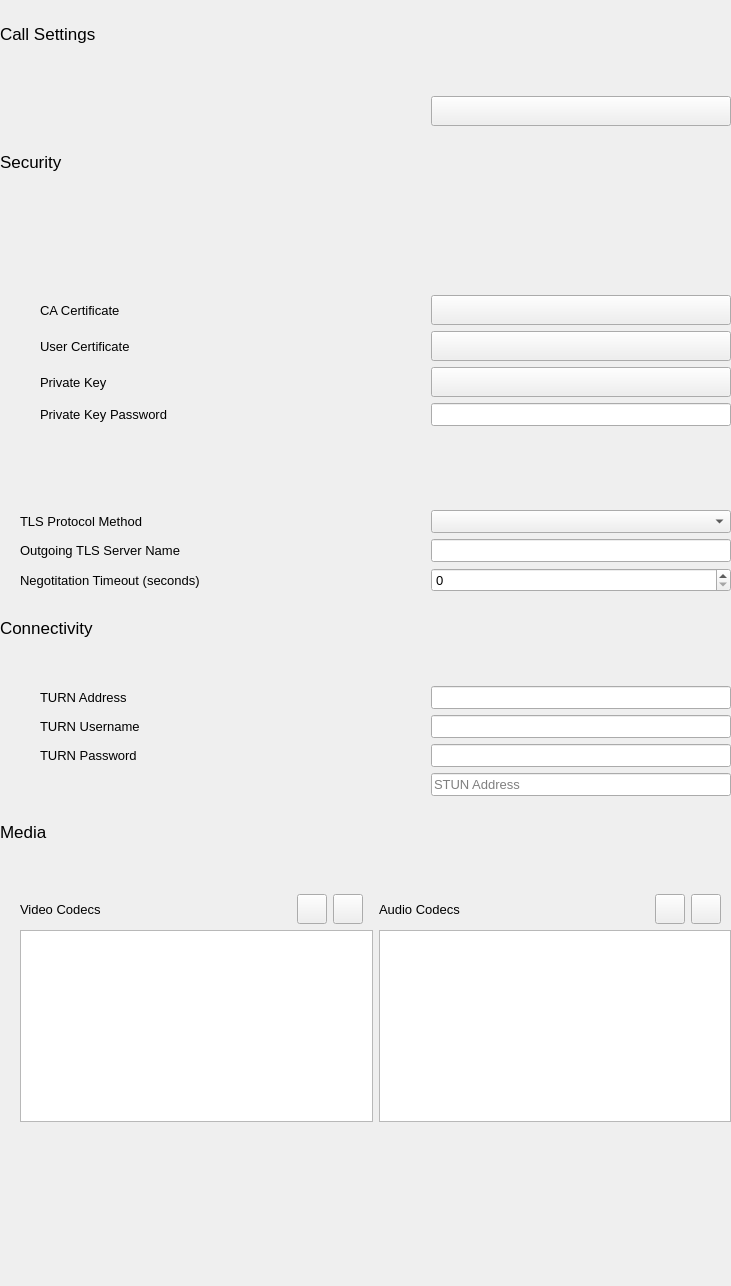
Old version of the form advancedsipsettingwidget.ui in the repository savoirfairelinux/jami-client-windows.
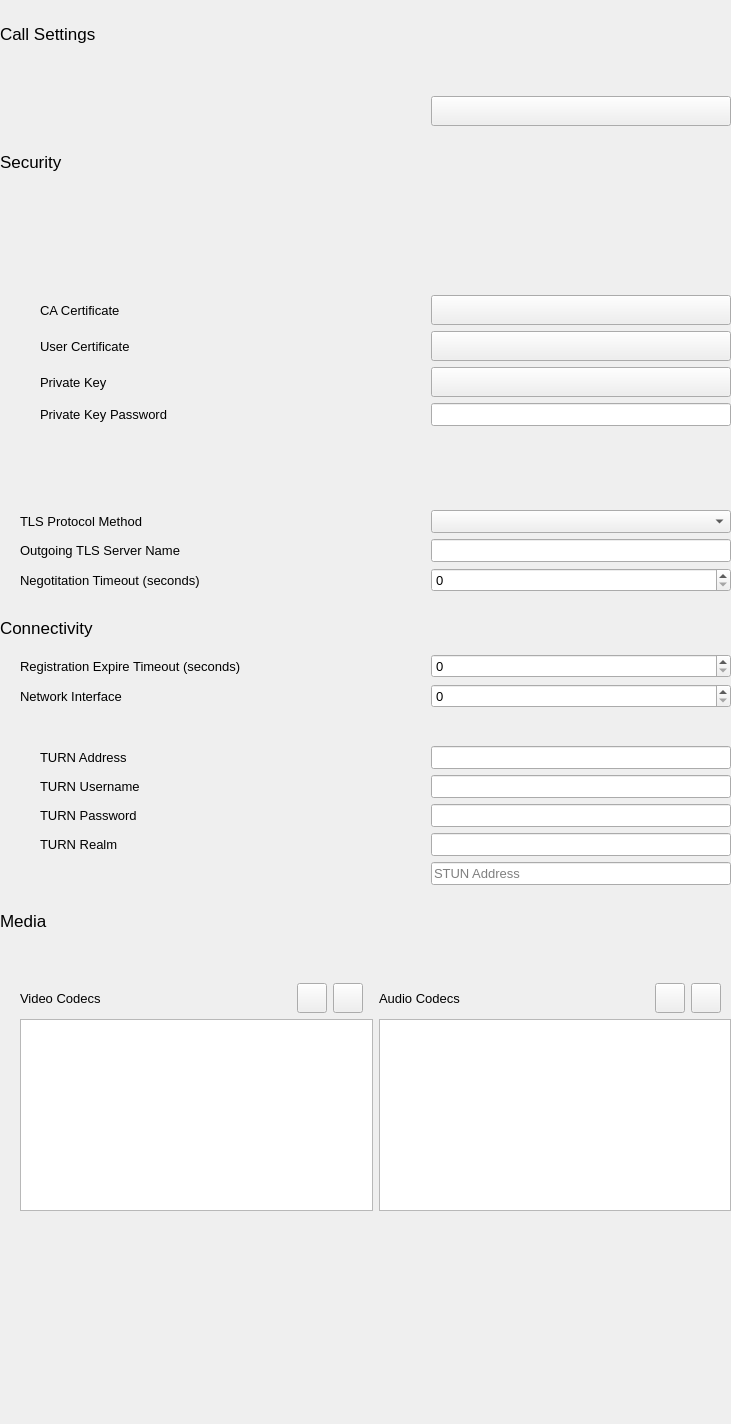
New version of the form. Icons and pictures are not drawn. Custom widgets are drawn as their Qt base class.

Commit message: advancedSIPSetting: add additional Connectivity settings

The edit to the form file:
```diff
--- a/advancedsipsettingwidget.ui
+++ b/advancedsipsettingwidget.ui
@@ -7,7 +7,7 @@
     <x>0</x>
     <y>0</y>
     <width>731</width>
-    <height>1286</height>
+    <height>1424</height>
    </rect>
   </property>
   <property name="windowTitle">
@@ -799,56 +799,35 @@
          <property name="leftMargin">
           <number>0</number>
          </property>
-         <item row="3" column="2">
-          <widget class="QLineEdit" name="lineEditTurnUsernameSIP">
+         <item row="6" column="2">
+          <widget class="QLineEdit" name="lineEditTurnPsswdSIP">
            <property name="font">
             <font>
              <pointsize>10</pointsize>
             </font>
            </property>
-          </widget>
-         </item>
-         <item row="0" column="1">
-          <spacer name="horizontalSpacer_5">
-           <property name="orientation">
-            <enum>Qt::Horizontal</enum>
+           <property name="echoMode">
+            <enum>QLineEdit::PasswordEchoOnEdit</enum>
            </property>
-           <property name="sizeType">
-            <enum>QSizePolicy::MinimumExpanding</enum>
-           </property>
-           <property name="sizeHint" stdset="0">
-            <size>
-             <width>40</width>
-             <height>20</height>
-            </size>
-           </property>
-          </spacer>
-         </item>
-         <item row="2" column="2">
-          <widget class="QLineEdit" name="lineEditTurnAddressSIP">
-           <property name="sizePolicy">
-            <sizepolicy hsizetype="Fixed" vsizetype="Fixed">
-             <horstretch>0</horstretch>
-             <verstretch>0</verstretch>
-            </sizepolicy>
-           </property>
-           <property name="minimumSize">
-            <size>
-             <width>300</width>
-             <height>0</height>
-            </size>
-           </property>
-           <property name="font">
-            <font>
-             <pointsize>10</pointsize>
-            </font>
-           </property>
-           <property name="autoFillBackground">
-            <bool>false</bool>
-           </property>
           </widget>
          </item>
-         <item row="5" column="2">
+         <item row="1" column="0">
+          <layout class="QHBoxLayout" name="horizontalLayout_27">
+           <item>
+            <widget class="QLabel" name="label_23">
+             <property name="font">
+              <font>
+               <pointsize>10</pointsize>
+              </font>
+             </property>
+             <property name="text">
+              <string>Network Interface</string>
+             </property>
+            </widget>
+           </item>
+          </layout>
+         </item>
+         <item row="8" column="2">
           <widget class="QLineEdit" name="lineEditSTUNAddressSIP">
            <property name="font">
             <font>
@@ -860,7 +839,28 @@
            </property>
           </widget>
          </item>
-         <item row="5" column="0">
+         <item row="5" column="2">
+          <widget class="QLineEdit" name="lineEditTurnUsernameSIP">
+           <property name="font">
+            <font>
+             <pointsize>10</pointsize>
+            </font>
+           </property>
+          </widget>
+         </item>
+         <item row="3" column="0">
+          <widget class="ToggleSwitch" name="checkBoxTurnEnableSIP" native="true">
+           <property name="font">
+            <font>
+             <pointsize>10</pointsize>
+            </font>
+           </property>
+           <property name="text" stdset="0">
+            <string>Use TURN</string>
+           </property>
+          </widget>
+         </item>
+         <item row="8" column="0">
           <widget class="ToggleSwitch" name="checkBoxSTUNEnableSIP" native="true">
            <property name="font">
             <font>
@@ -872,19 +872,39 @@
            </property>
           </widget>
          </item>
-         <item row="4" column="2">
-          <widget class="QLineEdit" name="lineEditTurnPsswdSIP">
-           <property name="font">
-            <font>
-             <pointsize>10</pointsize>
-            </font>
-           </property>
-           <property name="echoMode">
-            <enum>QLineEdit::PasswordEchoOnEdit</enum>
-           </property>
-          </widget>
+         <item row="4" column="0">
+          <layout class="QHBoxLayout" name="horizontalLayout_18">
+           <item>
+            <spacer name="horizontalSpacer_6">
+             <property name="orientation">
+              <enum>Qt::Horizontal</enum>
+             </property>
+             <property name="sizeType">
+              <enum>QSizePolicy::Fixed</enum>
+             </property>
+             <property name="sizeHint" stdset="0">
+              <size>
+               <width>20</width>
+               <height>20</height>
+              </size>
+             </property>
+            </spacer>
+           </item>
+           <item>
+            <widget class="QLabel" name="label_9">
+             <property name="font">
+              <font>
+               <pointsize>10</pointsize>
+              </font>
+             </property>
+             <property name="text">
+              <string>TURN Address</string>
+             </property>
+            </widget>
+           </item>
+          </layout>
          </item>
-         <item row="0" column="0">
+         <item row="2" column="0">
           <widget class="ToggleSwitch" name="checkBoxUPnPSIP" native="true">
            <property name="font">
             <font>
@@ -896,19 +916,7 @@
            </property>
           </widget>
          </item>
-         <item row="1" column="0">
-          <widget class="ToggleSwitch" name="checkBoxTurnEnableSIP" native="true">
-           <property name="font">
-            <font>
-             <pointsize>10</pointsize>
-            </font>
-           </property>
-           <property name="text" stdset="0">
-            <string>Use TURN</string>
-           </property>
-          </widget>
-         </item>
-         <item row="4" column="0">
+         <item row="6" column="0">
           <layout class="QHBoxLayout" name="horizontalLayout_16">
            <item>
             <spacer name="horizontalSpacer">
@@ -940,7 +948,95 @@
            </item>
           </layout>
          </item>
-         <item row="3" column="0">
+         <item row="4" column="2">
+          <widget class="QLineEdit" name="lineEditTurnAddressSIP">
+           <property name="sizePolicy">
+            <sizepolicy hsizetype="Fixed" vsizetype="Fixed">
+             <horstretch>0</horstretch>
+             <verstretch>0</verstretch>
+            </sizepolicy>
+           </property>
+           <property name="minimumSize">
+            <size>
+             <width>300</width>
+             <height>0</height>
+            </size>
+           </property>
+           <property name="font">
+            <font>
+             <pointsize>10</pointsize>
+            </font>
+           </property>
+           <property name="autoFillBackground">
+            <bool>false</bool>
+           </property>
+          </widget>
+         </item>
+         <item row="2" column="1">
+          <spacer name="horizontalSpacer_5">
+           <property name="orientation">
+            <enum>Qt::Horizontal</enum>
+           </property>
+           <property name="sizeType">
+            <enum>QSizePolicy::MinimumExpanding</enum>
+           </property>
+           <property name="sizeHint" stdset="0">
+            <size>
+             <width>40</width>
+             <height>20</height>
+            </size>
+           </property>
+          </spacer>
+         </item>
+         <item row="7" column="0">
+          <layout class="QHBoxLayout" name="horizontalLayout_29">
+           <item>
+            <spacer name="horizontalSpacer_25">
+             <property name="orientation">
+              <enum>Qt::Horizontal</enum>
+             </property>
+             <property name="sizeType">
+              <enum>QSizePolicy::Fixed</enum>
+             </property>
+             <property name="sizeHint" stdset="0">
+              <size>
+               <width>20</width>
+               <height>20</height>
+              </size>
+             </property>
+            </spacer>
+           </item>
+           <item>
+            <widget class="QLabel" name="label_25">
+             <property name="font">
+              <font>
+               <pointsize>10</pointsize>
+              </font>
+             </property>
+             <property name="text">
+              <string>TURN Realm</string>
+             </property>
+            </widget>
+           </item>
+          </layout>
+         </item>
+         <item row="0" column="0">
+          <layout class="QHBoxLayout" name="horizontalLayout_26">
+           <item>
+            <widget class="QLabel" name="label_22">
+             <property name="font">
+              <font>
+               <pointsize>10</pointsize>
+              </font>
+             </property>
+             <property name="text">
+              <string>Registration Expire Timeout (seconds)</string>
+             </property>
+            </widget>
+           </item>
+          </layout>
+         </item>
+         <item row="5" column="0">
           <layout class="QHBoxLayout" name="horizontalLayout_17">
            <item>
             <spacer name="horizontalSpacer_4">
@@ -972,37 +1068,41 @@
            </item>
           </layout>
          </item>
-         <item row="2" column="0">
-          <layout class="QHBoxLayout" name="horizontalLayout_18">
-           <item>
-            <spacer name="horizontalSpacer_6">
-             <property name="orientation">
-              <enum>Qt::Horizontal</enum>
-             </property>
-             <property name="sizeType">
-              <enum>QSizePolicy::Fixed</enum>
-             </property>
-             <property name="sizeHint" stdset="0">
-              <size>
-               <width>20</width>
-               <height>20</height>
-              </size>
-             </property>
-            </spacer>
-           </item>
-           <item>
-            <widget class="QLabel" name="label_9">
-             <property name="font">
-              <font>
-               <pointsize>10</pointsize>
-              </font>
-             </property>
-             <property name="text">
-              <string>TURN Address</string>
-             </property>
-            </widget>
-           </item>
-          </layout>
+         <item row="1" column="2">
+          <widget class="QSpinBox" name="networkInterfaceSpinBox">
+           <property name="font">
+            <font>
+             <pointsize>10</pointsize>
+            </font>
+           </property>
+           <property name="maximum">
+            <number>65536</number>
+           </property>
+          </widget>
+         </item>
+         <item row="0" column="2">
+          <widget class="QSpinBox" name="registrationExpireTimeoutSpinBox">
+           <property name="font">
+            <font>
+             <pointsize>10</pointsize>
+            </font>
+           </property>
+           <property name="maximum">
+            <number>3000</number>
+           </property>
+          </widget>
+         </item>
+         <item row="7" column="2">
+          <widget class="QLineEdit" name="lineEditTurnRealmSIP">
+           <property name="font">
+            <font>
+             <pointsize>10</pointsize>
+            </font>
+           </property>
+           <property name="echoMode">
+            <enum>QLineEdit::PasswordEchoOnEdit</enum>
+           </property>
+          </widget>
          </item>
         </layout>
        </item>
```
Left out of the diff: 575 changed lines with no effect on the pictures. The commit also changes 2 other files.
